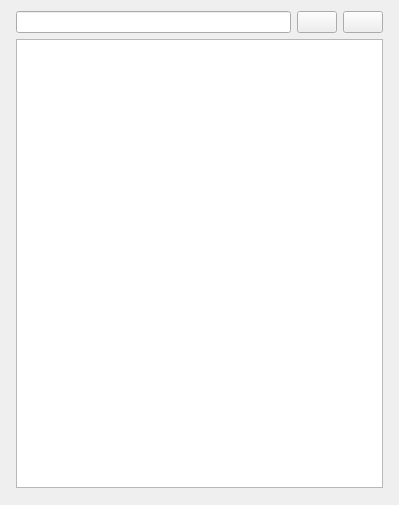
The window that SlicerPIRADS/Resources/UI/FindingInformationWidget.ui (QIICR/SlicerPIRADS) describes before a commit, drawn with Qt 5.
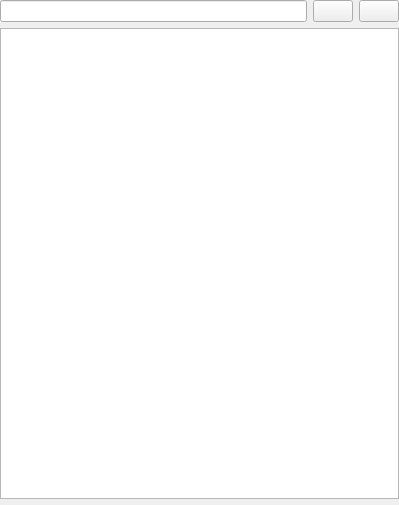
The same window after the commit. Icons and pictures are not drawn.

What changed in the file:
```diff
--- a/SlicerPIRADS/Resources/UI/FindingInformationWidget.ui
+++ b/SlicerPIRADS/Resources/UI/FindingInformationWidget.ui
@@ -31,13 +31,25 @@
    <string notr="true"/>
   </property>
   <layout class="QGridLayout" name="gridLayout">
+   <property name="leftMargin">
+    <number>0</number>
+   </property>
+   <property name="topMargin">
+    <number>0</number>
+   </property>
+   <property name="rightMargin">
+    <number>0</number>
+   </property>
+   <property name="bottomMargin">
+    <number>0</number>
+   </property>
    <item row="0" column="0">
     <layout class="QGridLayout" name="gridLayout_2">
      <property name="leftMargin">
-      <number>5</number>
+      <number>0</number>
      </property>
      <property name="rightMargin">
-      <number>5</number>
+      <number>0</number>
      </property>
      <item row="1" column="2">
       <widget class="QPushButton" name="assessmentButton">
```
Left out of the diff: 7 changed lines with no effect on the pictures.
